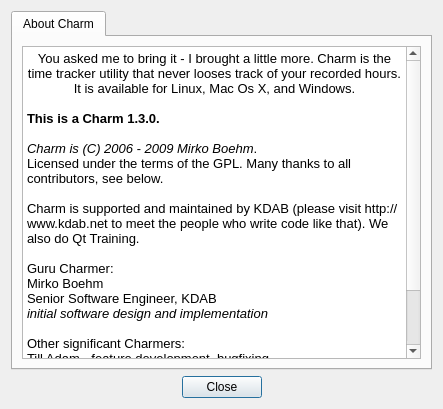
The window that Charm/CharmAboutDialog.ui (KDAB/Charm) describes before a commit, drawn with Qt 5.
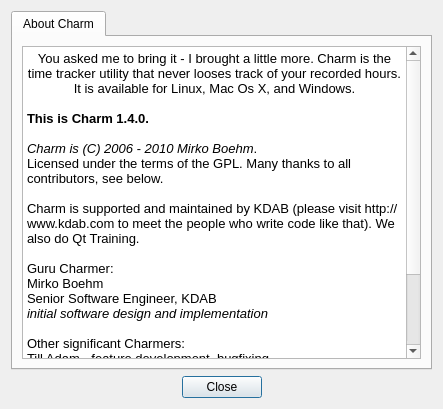
The same window after the commit.

Commit message: Update version number. We are reaching 1.4.0. Also, add Mike.

The edit to the form file:
```diff
--- a/Charm/CharmAboutDialog.ui
+++ b/Charm/CharmAboutDialog.ui
@@ -28,31 +28,33 @@
          <property name="readOnly" >
           <bool>true</bool>
          </property>
-         <property name="html" >
-          <string>&lt;!DOCTYPE HTML PUBLIC "-//W3C//DTD HTML 4.0//EN" "http://www.w3.org/TR/REC-html40/strict.dtd">
-&lt;html>&lt;head>&lt;meta name="qrichtext" content="1" />&lt;style type="text/css">
+         <property name="html">
+          <string>&lt;!DOCTYPE HTML PUBLIC &quot;-//W3C//DTD HTML 4.0//EN&quot; &quot;http://www.w3.org/TR/REC-html40/strict.dtd&quot;&gt;
+&lt;html&gt;&lt;head&gt;&lt;meta name=&quot;qrichtext&quot; content=&quot;1&quot; /&gt;&lt;style type=&quot;text/css&quot;&gt;
 p, li { white-space: pre-wrap; }
-&lt;/style>&lt;/head>&lt;body style=" font-family:'Lucida Grande'; font-size:13pt; font-weight:400; font-style:normal;">
-&lt;p align="center" style=" margin-top:0px; margin-bottom:0px; margin-left:0px; margin-right:0px; -qt-block-indent:0; text-indent:0px;">&lt;span style=" font-size:10pt;">You asked me to bring it - I brought a little more. Charm is the time tracker utility that never looses track of your recorded hours. It is available for Linux, Mac Os X, and Windows.&lt;/span>&lt;/p>
-&lt;p style="-qt-paragraph-type:empty; margin-top:0px; margin-bottom:0px; margin-left:0px; margin-right:0px; -qt-block-indent:0; text-indent:0px; font-size:10pt;">&lt;/p>
-&lt;p style=" margin-top:0px; margin-bottom:0px; margin-left:0px; margin-right:0px; -qt-block-indent:0; text-indent:0px; font-size:10pt;">&lt;span style=" font-weight:600;">This is a Charm 1.3.0.&lt;/span>&lt;/p>
-&lt;p style="-qt-paragraph-type:empty; margin-top:0px; margin-bottom:0px; margin-left:0px; margin-right:0px; -qt-block-indent:0; text-indent:0px; font-size:10pt;">&lt;/p>
-&lt;p style=" margin-top:0px; margin-bottom:0px; margin-left:0px; margin-right:0px; -qt-block-indent:0; text-indent:0px; font-size:10pt;">&lt;span style=" font-style:italic;">Charm is (C) 2006 - 2009 Mirko Boehm&lt;/span>. &lt;/p>
-&lt;p style=" margin-top:0px; margin-bottom:0px; margin-left:0px; margin-right:0px; -qt-block-indent:0; text-indent:0px; font-size:10pt;">Licensed under the terms of the GPL. Many thanks to all contributors, see below.&lt;/p>
-&lt;p style="-qt-paragraph-type:empty; margin-top:0px; margin-bottom:0px; margin-left:0px; margin-right:0px; -qt-block-indent:0; text-indent:0px; font-size:10pt;">&lt;/p>
-&lt;p style=" margin-top:0px; margin-bottom:0px; margin-left:0px; margin-right:0px; -qt-block-indent:0; text-indent:0px; font-size:10pt;">Charm is supported and maintained by KDAB (please visit http://www.kdab.net to meet the people who write code like that). We also do Qt Training. &lt;/p>
-&lt;p style="-qt-paragraph-type:empty; margin-top:0px; margin-bottom:0px; margin-left:0px; margin-right:0px; -qt-block-indent:0; text-indent:0px; font-size:10pt;">&lt;/p>
-&lt;p style=" margin-top:0px; margin-bottom:0px; margin-left:0px; margin-right:0px; -qt-block-indent:0; text-indent:0px; font-size:10pt;">Guru Charmer: &lt;/p>
-&lt;p style=" margin-top:0px; margin-bottom:0px; margin-left:0px; margin-right:0px; -qt-block-indent:0; text-indent:0px; font-size:10pt;">Mirko Boehm&lt;/p>
-&lt;p style=" margin-top:0px; margin-bottom:0px; margin-left:0px; margin-right:0px; -qt-block-indent:0; text-indent:0px; font-size:10pt;">Senior Software Engineer, KDAB&lt;/p>
-&lt;p style=" margin-top:0px; margin-bottom:0px; margin-left:0px; margin-right:0px; -qt-block-indent:0; text-indent:0px; font-size:10pt;">&lt;span style=" font-style:italic;">initial software design and implementation&lt;/span>&lt;/p>
-&lt;p style="-qt-paragraph-type:empty; margin-top:0px; margin-bottom:0px; margin-left:0px; margin-right:0px; -qt-block-indent:0; text-indent:0px; font-size:10pt;">&lt;/p>
-&lt;p style=" margin-top:0px; margin-bottom:0px; margin-left:0px; margin-right:0px; -qt-block-indent:0; text-indent:0px; font-size:10pt;">Other significant Charmers:&lt;/p>
-&lt;p style=" margin-top:0px; margin-bottom:0px; margin-left:0px; margin-right:0px; -qt-block-indent:0; text-indent:0px; font-size:10pt;">Till Adam - feature development, bugfixing&lt;/p>
-&lt;p style=" margin-top:0px; margin-bottom:0px; margin-left:0px; margin-right:0px; -qt-block-indent:0; text-indent:0px; font-size:10pt;">Pradeepto Batthacharya - review, testing&lt;/p>
-&lt;p style=" margin-top:0px; margin-bottom:0px; margin-left:0px; margin-right:0px; -qt-block-indent:0; text-indent:0px; font-size:10pt;">David Faure - feature development, bugfixing&lt;/p>
-&lt;p style=" margin-top:0px; margin-bottom:0px; margin-left:0px; margin-right:0px; -qt-block-indent:0; text-indent:0px; font-size:10pt;">Katrina Niolet - review, testing&lt;/p>
-&lt;p style=" margin-top:0px; margin-bottom:0px; margin-left:0px; margin-right:0px; -qt-block-indent:0; text-indent:0px; font-size:10pt;">Jesper K. Pedersen - review, testing&lt;/p>&lt;/body>&lt;/html></string>
+&lt;/style&gt;&lt;/head&gt;&lt;body style=&quot; font-family:'Lucida Grande'; font-size:13pt; font-weight:400; font-style:normal;&quot;&gt;
+&lt;p align=&quot;center&quot; style=&quot; margin-top:0px; margin-bottom:0px; margin-left:0px; margin-right:0px; -qt-block-indent:0; text-indent:0px;&quot;&gt;&lt;span style=&quot; font-size:10pt;&quot;&gt;You asked me to bring it - I brought a little more. Charm is the time tracker utility that never looses track of your recorded hours. It is available for Linux, Mac Os X, and Windows.&lt;/span&gt;&lt;/p&gt;
+&lt;p style=&quot;-qt-paragraph-type:empty; margin-top:0px; margin-bottom:0px; margin-left:0px; margin-right:0px; -qt-block-indent:0; text-indent:0px; font-size:10pt;&quot;&gt;&lt;/p&gt;
+&lt;p style=&quot; margin-top:0px; margin-bottom:0px; margin-left:0px; margin-right:0px; -qt-block-indent:0; text-indent:0px;&quot;&gt;&lt;span style=&quot; font-size:10pt; font-weight:600;&quot;&gt;This is Charm 1.4.0.&lt;/span&gt;&lt;/p&gt;
+&lt;p style=&quot;-qt-paragraph-type:empty; margin-top:0px; margin-bottom:0px; margin-left:0px; margin-right:0px; -qt-block-indent:0; text-indent:0px; font-size:10pt;&quot;&gt;&lt;/p&gt;
+&lt;p style=&quot; margin-top:0px; margin-bottom:0px; margin-left:0px; margin-right:0px; -qt-block-indent:0; text-indent:0px;&quot;&gt;&lt;span style=&quot; font-size:10pt; font-style:italic;&quot;&gt;Charm is (C) 2006 - 2010 Mirko Boehm&lt;/span&gt;&lt;span style=&quot; font-size:10pt;&quot;&gt;. &lt;/span&gt;&lt;/p&gt;
+&lt;p style=&quot; margin-top:0px; margin-bottom:0px; margin-left:0px; margin-right:0px; -qt-block-indent:0; text-indent:0px;&quot;&gt;&lt;span style=&quot; font-size:10pt;&quot;&gt;Licensed under the terms of the GPL. Many thanks to all contributors, see below.&lt;/span&gt;&lt;/p&gt;
+&lt;p style=&quot;-qt-paragraph-type:empty; margin-top:0px; margin-bottom:0px; margin-left:0px; margin-right:0px; -qt-block-indent:0; text-indent:0px; font-size:10pt;&quot;&gt;&lt;/p&gt;
+&lt;p style=&quot; margin-top:0px; margin-bottom:0px; margin-left:0px; margin-right:0px; -qt-block-indent:0; text-indent:0px;&quot;&gt;&lt;span style=&quot; font-size:10pt;&quot;&gt;Charm is supported and maintained by KDAB (please visit http://www.kdab.com to meet the people who write code like that). We also do Qt Training. &lt;/span&gt;&lt;/p&gt;
+&lt;p style=&quot;-qt-paragraph-type:empty; margin-top:0px; margin-bottom:0px; margin-left:0px; margin-right:0px; -qt-block-indent:0; text-indent:0px; font-size:10pt;&quot;&gt;&lt;/p&gt;
+&lt;p style=&quot; margin-top:0px; margin-bottom:0px; margin-left:0px; margin-right:0px; -qt-block-indent:0; text-indent:0px;&quot;&gt;&lt;span style=&quot; font-size:10pt;&quot;&gt;Guru Charmer: &lt;/span&gt;&lt;/p&gt;
+&lt;p style=&quot; margin-top:0px; margin-bottom:0px; margin-left:0px; margin-right:0px; -qt-block-indent:0; text-indent:0px;&quot;&gt;&lt;span style=&quot; font-size:10pt;&quot;&gt;Mirko Boehm&lt;/span&gt;&lt;/p&gt;
+&lt;p style=&quot; margin-top:0px; margin-bottom:0px; margin-left:0px; margin-right:0px; -qt-block-indent:0; text-indent:0px;&quot;&gt;&lt;span style=&quot; font-size:10pt;&quot;&gt;Senior Software Engineer, KDAB&lt;/span&gt;&lt;/p&gt;
+&lt;p style=&quot; margin-top:0px; margin-bottom:0px; margin-left:0px; margin-right:0px; -qt-block-indent:0; text-indent:0px;&quot;&gt;&lt;span style=&quot; font-size:10pt; font-style:italic;&quot;&gt;initial software design and implementation&lt;/span&gt;&lt;/p&gt;
+&lt;p style=&quot;-qt-paragraph-type:empty; margin-top:0px; margin-bottom:0px; margin-left:0px; margin-right:0px; -qt-block-indent:0; text-indent:0px; font-size:10pt;&quot;&gt;&lt;/p&gt;
+&lt;p style=&quot; margin-top:0px; margin-bottom:0px; margin-left:0px; margin-right:0px; -qt-block-indent:0; text-indent:0px;&quot;&gt;&lt;span style=&quot; font-size:10pt;&quot;&gt;Other significant Charmers:&lt;/span&gt;&lt;/p&gt;
+&lt;p style=&quot; margin-top:0px; margin-bottom:0px; margin-left:0px; margin-right:0px; -qt-block-indent:0; text-indent:0px;&quot;&gt;&lt;span style=&quot; font-size:10pt;&quot;&gt;Till Adam - feature development, bugfixing&lt;/span&gt;&lt;/p&gt;
+&lt;p style=&quot; margin-top:0px; margin-bottom:0px; margin-left:0px; margin-right:0px; -qt-block-indent:0; text-indent:0px;&quot;&gt;&lt;span style=&quot; font-size:10pt;&quot;&gt;Mike Arthur - feature development, bugfixing&lt;/span&gt;&lt;/p&gt;
+&lt;p style=&quot; margin-top:0px; margin-bottom:0px; margin-left:0px; margin-right:0px; -qt-block-indent:0; text-indent:0px;&quot;&gt;&lt;span style=&quot; font-size:10pt;&quot;&gt;Pradeepto Batthacharya - review, testing&lt;/span&gt;&lt;/p&gt;
+&lt;p style=&quot; margin-top:0px; margin-bottom:0px; margin-left:0px; margin-right:0px; -qt-block-indent:0; text-indent:0px;&quot;&gt;&lt;span style=&quot; font-size:10pt;&quot;&gt;David Faure - feature development, bugfixing&lt;/span&gt;&lt;/p&gt;
+&lt;p style=&quot; margin-top:0px; margin-bottom:0px; margin-left:0px; margin-right:0px; -qt-block-indent:0; text-indent:0px;&quot;&gt;&lt;span style=&quot; font-size:10pt;&quot;&gt;Katrina Niolet - review, testing&lt;/span&gt;&lt;/p&gt;
+&lt;p style=&quot; margin-top:0px; margin-bottom:0px; margin-left:0px; margin-right:0px; -qt-block-indent:0; text-indent:0px;&quot;&gt;&lt;span style=&quot; font-size:10pt;&quot;&gt;Jesper K. Pedersen - review, testing&lt;/span&gt;&lt;/p&gt;
+&lt;p style=&quot;-qt-paragraph-type:empty; margin-top:0px; margin-bottom:0px; margin-left:0px; margin-right:0px; -qt-block-indent:0; text-indent:0px; font-size:10pt;&quot;&gt;&lt;/p&gt;&lt;/body&gt;&lt;/html&gt;</string>
          </property>
         </widget>
        </item>
```
Left out of the diff: 43 changed lines with no effect on the pictures.
